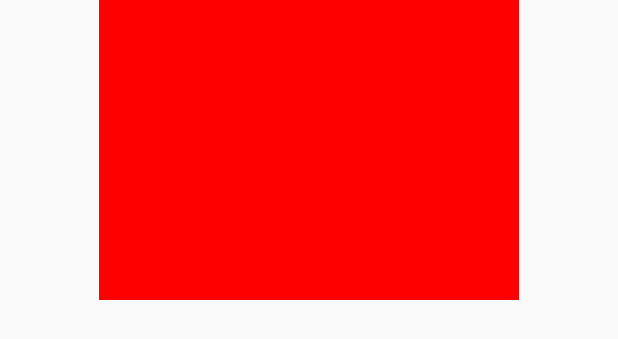
After one commit to shaocliang/baseKt, an Android app: the layout diallog_test.xml on its own in the app's theme, with its tools: preview values and no code run, on a phone screen of 412 x 824 dp. The commit adds this screen. Shown: the top 339 px of the screen. Run offline under Robolectric (Android 15) with nearby library versions, the phone set to English and light mode, and no system bars.

Commit message:
添加baseDialog

```diff
--- a/app/src/main/java/com/scl/basekt/MainActivity.kt
+++ b/app/src/main/java/com/scl/basekt/MainActivity.kt
@@ -19,6 +19,10 @@ class MainActivity : BaseActivity() {
 
         viewBind.button.setOnClickListener {
             TestActivity.jumpTo(mContext)
+        }
+
+        viewBind.btn1.setOnClickListener {
+            TestDialog.newInstance().show(supportFragmentManager)
         }
     }
 
--- /dev/null
+++ b/app/src/main/res/layout/diallog_test.xml
@@ -0,0 +1,17 @@
+<?xml version="1.0" encoding="utf-8"?>
+<androidx.constraintlayout.widget.ConstraintLayout xmlns:android="http://schemas.android.com/apk/res/android"
+    xmlns:app="http://schemas.android.com/apk/res-auto"
+    android:layout_width="match_parent"
+    android:layout_height="match_parent">
+
+    <androidx.constraintlayout.widget.ConstraintLayout
+        android:layout_width="@dimen/dp_280"
+        android:layout_height="@dimen/dp_200"
+        android:background="#ff0000"
+        app:layout_constraintEnd_toEndOf="parent"
+        app:layout_constraintStart_toStartOf="parent"
+        app:layout_constraintTop_toTopOf="parent">
+
+    </androidx.constraintlayout.widget.ConstraintLayout>
+
+</androidx.constraintlayout.widget.ConstraintLayout>
--- /dev/null
+++ b/baseLibrary/src/main/res/anim/dialog_in.xml
@@ -0,0 +1,5 @@
+<?xml version="1.0" encoding="utf-8"?>
+<translate xmlns:android="http://schemas.android.com/apk/res/android"
+    android:duration="200"
+    android:fromYDelta="100%"
+    android:toYDelta="0" />
--- /dev/null
+++ b/baseLibrary/src/main/res/anim/dialog_out.xml
@@ -0,0 +1,5 @@
+<?xml version="1.0" encoding="utf-8"?>
+<translate xmlns:android="http://schemas.android.com/apk/res/android"
+    android:duration="200"
+    android:fromYDelta="0"
+    android:toYDelta="100%" />
```
Also changed, not shown: app/src/main/java/com/scl/basekt/TestDialog.kt (added, +30 -0 lines), app/src/main/res/layout/activity_main.xml (+7 -0 lines), baseLibrary/src/main/java/com/scl/baselibrary/base/BaseDialogFragment.kt (added, +80 -0 lines), baseLibrary/src/main/res/values/themes.xml (+35 -0 lines).
